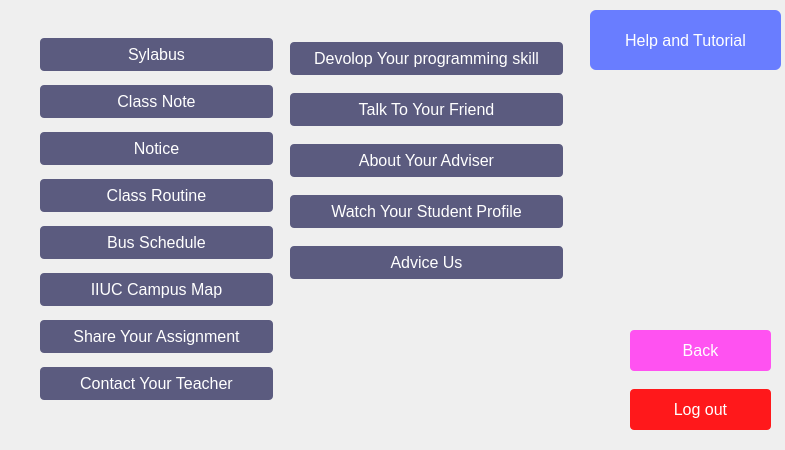
The window that secdialog.ui (Rakib-hosen/RSproject) describes before a commit, drawn with Qt 5.
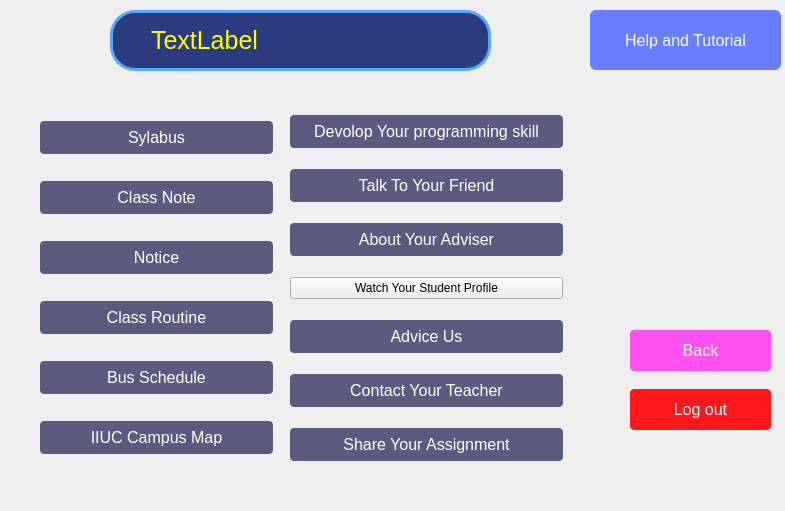
The same window after the commit.

```diff
--- a/secdialog.ui
+++ b/secdialog.ui
@@ -7,7 +7,7 @@
     <x>0</x>
     <y>0</y>
     <width>785</width>
-    <height>450</height>
+    <height>511</height>
    </rect>
   </property>
   <property name="windowTitle">
@@ -69,7 +69,7 @@
    <property name="geometry">
     <rect>
      <x>40</x>
-     <y>30</y>
+     <y>100</y>
      <width>233</width>
      <height>381</height>
     </rect>
@@ -88,7 +88,10 @@
     display: inline-block;
     font-size: 16px;
 border-radius: 4px;
-} </string>
+} 
+#pushButton_sylabus:hover{
+ background-color: rgb(44, 59, 127);
+}</string>
       </property>
       <property name="text">
        <string>Sylabus</string>
@@ -108,7 +111,10 @@
     display: inline-block;
     font-size: 16px;
 border-radius: 4px;
-} </string>
+} 
+#pushButton_cnote:hover{
+ background-color: rgb(44, 59, 127);
+}</string>
       </property>
       <property name="text">
        <string>Class Note</string>
@@ -128,7 +134,10 @@
     display: inline-block;
     font-size: 16px;
 border-radius: 4px;
-} </string>
+} 
+#pushButton_notice:hover{
+ background-color: rgb(44, 59, 127);
+}</string>
       </property>
       <property name="text">
        <string>Notice</string>
@@ -148,7 +157,10 @@
     display: inline-block;
     font-size: 16px;
 border-radius: 4px;
-} </string>
+} 
+#pushButton_classroutine:hover{
+ background-color: rgb(44, 59, 127);
+}</string>
       </property>
       <property name="text">
        <string>Class Routine</string>
@@ -168,7 +180,10 @@
     display: inline-block;
     font-size: 16px;
 border-radius: 4px;
-} </string>
+} 
+#bus_schedule:hover{
+ background-color: rgb(44, 59, 127);
+}</string>
       </property>
       <property name="text">
        <string>Bus Schedule</string>
@@ -188,53 +203,16 @@
     display: inline-block;
     font-size: 16px;
 border-radius: 4px;
-} </string>
+} 
+#iiuc_campus_map:hover{
+ background-color: rgb(44, 59, 127);
+}</string>
       </property>
       <property name="text">
        <string>IIUC Campus Map</string>
       </property>
      </widget>
     </item>
-    <item>
-     <widget class="QPushButton" name="share_your_assignment">
-      <property name="styleSheet">
-       <string notr="true">#share_your_assignment {
-    background-color: rgb(91, 91, 127);
-    border: none;
-    color: white;
-    padding: 7px 32px;
-    text-align: center;
-    text-decoration: none;
-    display: inline-block;
-    font-size: 16px;
-border-radius: 4px;
-} </string>
-      </property>
-      <property name="text">
-       <string>Share Your Assignment</string>
-      </property>
-     </widget>
-    </item>
-    <item>
-     <widget class="QPushButton" name="contact_your_teacher">
-      <property name="styleSheet">
-       <string notr="true">#contact_your_teacher {
-    background-color: rgb(91, 91, 127);
-    border: none;
-    color: white;
-    padding: 7px 32px;
-    text-align: center;
-    text-decoration: none;
-    display: inline-block;
-    font-size: 16px;
-border-radius: 4px;
-} </string>
-      </property>
-      <property name="text">
-       <string>Contact Your Teacher</string>
-      </property>
-     </widget>
-    </item>
    </layout>
   </widget>
   <widget class="QPushButton" name="tutorial">
@@ -267,9 +245,9 @@
    <property name="geometry">
     <rect>
      <x>290</x>
-     <y>30</y>
+     <y>100</y>
      <width>273</width>
-     <height>261</height>
+     <height>381</height>
     </rect>
    </property>
    <layout class="QVBoxLayout" name="verticalLayout_2">
@@ -286,7 +264,10 @@
     display: inline-block;
     font-size: 16px;
 border-radius: 4px;
-} </string>
+} 
+#devolop_your_programming_skill:hover{
+ background-color: rgb(44, 59, 127);
+}</string>
       </property>
       <property name="text">
        <string>Devolop Your programming skill</string>
@@ -306,7 +287,10 @@
     display: inline-block;
     font-size: 16px;
 border-radius: 4px;
-} </string>
+} 
+#talk_to_ypur_friend:hover{
+ background-color: rgb(44, 59, 127);
+}</string>
       </property>
       <property name="text">
        <string>Talk To Your Friend</string>
@@ -326,7 +310,10 @@
     display: inline-block;
     font-size: 16px;
 border-radius: 4px;
-} </string>
+} 
+#adviser:hover{
+ background-color: rgb(44, 59, 127);
+}</string>
       </property>
       <property name="text">
        <string>About Your Adviser</string>
@@ -346,7 +333,10 @@
     display: inline-block;
     font-size: 16px;
 border-radius: 4px;
-} </string>
+} 
+#watch_your_student_profile:hover{
+ background-color: rgb(44, 59, 127);
+}</string>
       </property>
       <property name="text">
        <string>Watch Your Student Profile</string>
@@ -366,15 +356,101 @@
     display: inline-block;
     font-size: 16px;
 border-radius: 4px;
-} </string>
+} 
+#advice_us:hover{
+ background-color: rgb(44, 59, 127);
+}</string>
       </property>
       <property name="text">
        <string>Advice Us</string>
       </property>
      </widget>
     </item>
+    <item>
+     <widget class="QPushButton" name="contact_your_teacher">
+      <property name="cursor">
+       <cursorShape>PointingHandCursor</cursorShape>
+      </property>
+      <property name="styleSheet">
+       <string notr="true">#contact_your_teacher {
+    background-color: rgb(91, 91, 127);
+    border: none;
+    color: white;
+    padding: 7px 32px;
+    text-align: center;
+    text-decoration: none;
+    display: inline-block;
+    font-size: 16px;
+border-radius: 4px;
+} 
+#contact_your_teacher:hover{
+ background-color: rgb(44, 59, 127);
+}</string>
+      </property>
+      <property name="text">
+       <string>Contact Your Teacher</string>
+      </property>
+     </widget>
+    </item>
+    <item>
+     <widget class="QPushButton" name="share_your_assignment">
+      <property name="cursor">
+       <cursorShape>PointingHandCursor</cursorShape>
+      </property>
+      <property name="styleSheet">
+       <string notr="true">#share_your_assignment {
+    background-color: rgb(91, 91, 127);
+    border: none;
+    color: white;
+    padding: 7px 32px;
+    text-align: center;
+    text-decoration: none;
+    display: inline-block;
+    font-size: 16px;
+border-radius: 4px;
+} 
+#share_your_assignment:hover{
+ background-color: rgb(44, 59, 127);
+}</string>
+      </property>
+      <property name="text">
+       <string>Share Your Assignment</string>
+      </property>
+     </widget>
+    </item>
    </layout>
   </widget>
+  <widget class="QLabel" name="label">
+   <property name="geometry">
+    <rect>
+     <x>110</x>
+     <y>10</y>
+     <width>381</width>
+     <height>61</height>
+    </rect>
+   </property>
+   <property name="styleSheet">
+    <string notr="true">#label{
+    background-color:rgb(44, 59, 127);
+  
+    color:rgb(255, 255, 0);
+    padding: 7px 32px;
+    text-align: center;
+    text-decoration: none;
+    display: inline-block;
+    font-size: 25px;
+	border-width: 3px;
+	border-style:solid;
+    border-color:rgb(85, 170, 255);
+
+
+border-radius:25px;
+} </string>
+   </property>
+   <property name="text">
+    <string>TextLabel</string>
+   </property>
+  </widget>
  </widget>
  <resources/>
  <connections>
```
Left out of the diff: 47 changed lines with no effect on the pictures.
